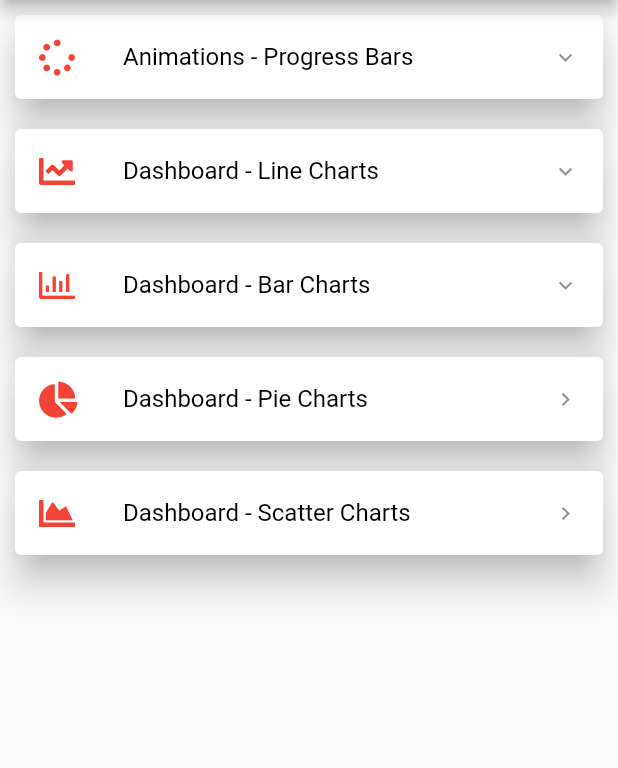
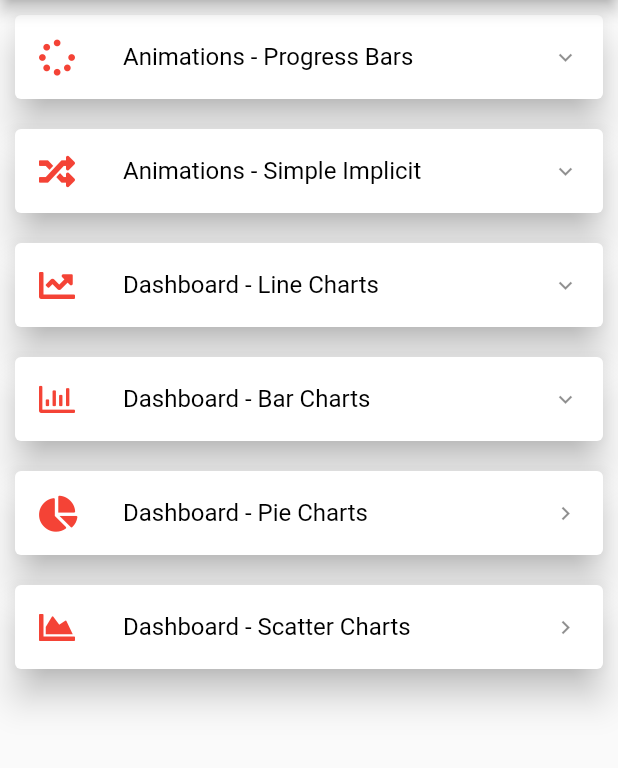
Before and after one commit to mg7237/flutter_challenge, a Flutter app: the ChallengesStart screen opened directly, on a phone screen of 412 x 824 dp, the part 84-852 px from its top. Run offline on Flutter 3.47's test engine with Material 2 defaults, Android fonts, the phone set to English and light mode, and no system bars; drawn by our look-alikes of overlay_support; our stand-ins replace cached_network_image, cloud_firestore, connectivity, datetime_picker_formfield, email_validator, firebase_auth and 6 more; missing offline and left inert: autocomplete_textfield, flutter_email_sender, flutter_webview_plugin; accounts and stored records are empty.

Commit message:
Before long time

```diff
--- a/lib/screens/challenges_start.dart
+++ b/lib/screens/challenges_start.dart
@@ -7,6 +7,7 @@ import 'package:mgflutter/screens/line_chart_page.dart';
 import 'package:mgflutter/screens/bar_chart_page.dart';
 import 'package:mgflutter/screens/pie_chart_page.dart';
 import 'package:mgflutter/screens/scatter_chart_page.dart';
+import 'package:mgflutter/screens/implicit_animation.dart';
 
 class ChallengesStart extends StatefulWidget {
   @override
@@ -43,6 +44,26 @@ class _ChallengesStartState extends State<ChallengesStart> {
                     context,
                     MaterialPageRoute(
                         builder: (context) => ProgressIndicators())),
+              ),
+            ),
+            Card(
+              elevation: 10,
+              margin: EdgeInsets.all(10),
+              child: ListTile(
+                leading: FaIcon(
+                  FontAwesomeIcons.random,
+                  color: Colors.red,
+                ),
+                trailing: Icon(
+                  Icons.keyboard_arrow_down,
+                  size: 18,
+                ),
+                title: Text(
+                  "Animations - Simple Implicit",
+                  style: k_CommonTextStyle,
+                ),
+                onTap: () => Navigator.push(context,
+                    MaterialPageRoute(builder: (context) => FadeInDemo())),
               ),
             ),
             Card(
```
Also changed, not shown: lib/screens/implicit_animation.dart (added, +39 -0 lines).
